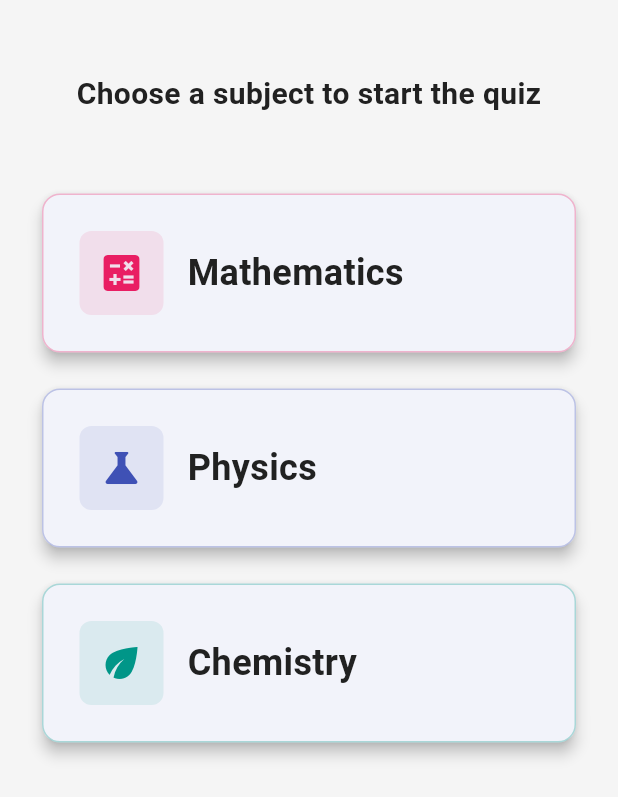
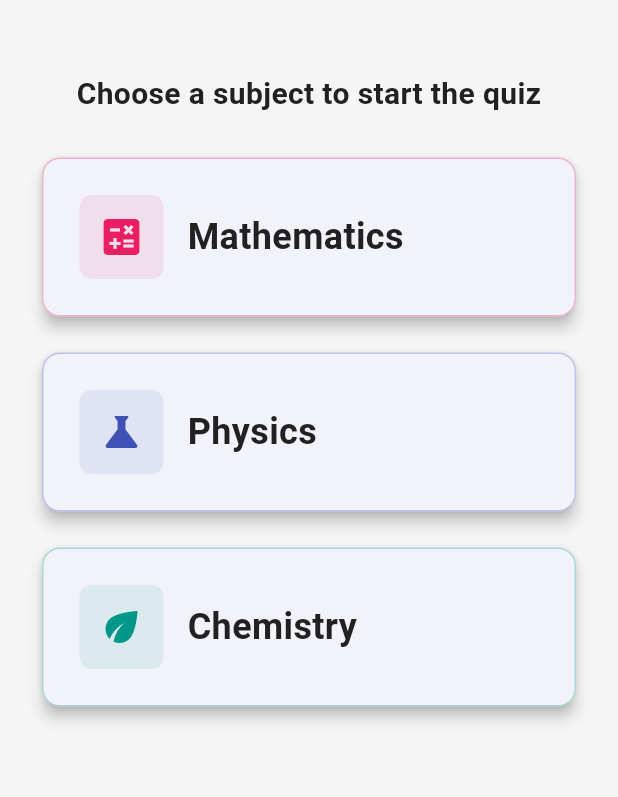
Before and after one commit to yaroslav20568/quiz_science, a Flutter app: the screen it shows after launch, on a phone screen of 412 x 824 dp. Shown: the top 797 px of the screen. Run offline on Flutter 3.47's test engine with Material 3 defaults, Android fonts, the phone set to English and light mode, and no system bars.

Commit message:
refactor: reduce header spacing and make only subject list scrollable

```diff
--- a/lib/screens/subject_selection_screen.dart
+++ b/lib/screens/subject_selection_screen.dart
@@ -6,13 +6,20 @@ import 'package:quiz_science/widgets/index.dart';
 class SubjectSelectionScreen extends StatelessWidget {
   const SubjectSelectionScreen({super.key});
 
+  static const _subjects = [
+    (Subject.mathematics, AppColors.mathColor, Icons.calculate),
+    (Subject.physics, AppColors.physicsColor, Icons.science),
+    (Subject.chemistry, AppColors.chemistryColor, Icons.eco),
+  ];
+
   @override
   Widget build(BuildContext context) {
     return Scaffold(
       backgroundColor: AppColors.background,
       body: SafeArea(
-        child: SingleChildScrollView(
-          child: Padding(
+        child: Column(
+          children: [
+            Padding(
               padding: const EdgeInsets.all(24.0),
               child: Column(
                 children: [
@@ -26,23 +33,26 @@ class SubjectSelectionScreen extends StatelessWidget {
                     ),
                     textAlign: TextAlign.center,
                   ),
-                const SizedBox(height: 48),
+                ],
+              ),
+            ),
+            Expanded(
+              child: SingleChildScrollView(
+                child: Padding(
+                  padding: const EdgeInsets.symmetric(horizontal: 24.0),
+                  child: Column(
+                    children: [
+                      ..._subjects.map(
+                        (item) => Column(
+                          children: [
                             SubjectCard(
-                  subject: Subject.mathematics,
-                  color: AppColors.mathColor,
-                  icon: Icons.calculate,
+                              subject: item.$1,
+                              color: item.$2,
+                              icon: item.$3,
                             ),
                             const SizedBox(height: 16),
-                SubjectCard(
-                  subject: Subject.physics,
-                  color: AppColors.physicsColor,
-                  icon: Icons.science,
+                          ],
                         ),
-                const SizedBox(height: 16),
-                SubjectCard(
-                  subject: Subject.chemistry,
-                  color: AppColors.chemistryColor,
-                  icon: Icons.eco,
                       ),
                       const SizedBox(height: 24),
                     ],
@@ -50,6 +60,9 @@ class SubjectSelectionScreen extends StatelessWidget {
                 ),
               ),
             ),
+          ],
+        ),
+      ),
     );
   }
 }
```
Lines whose indentation alone changed are shown as unchanged.
